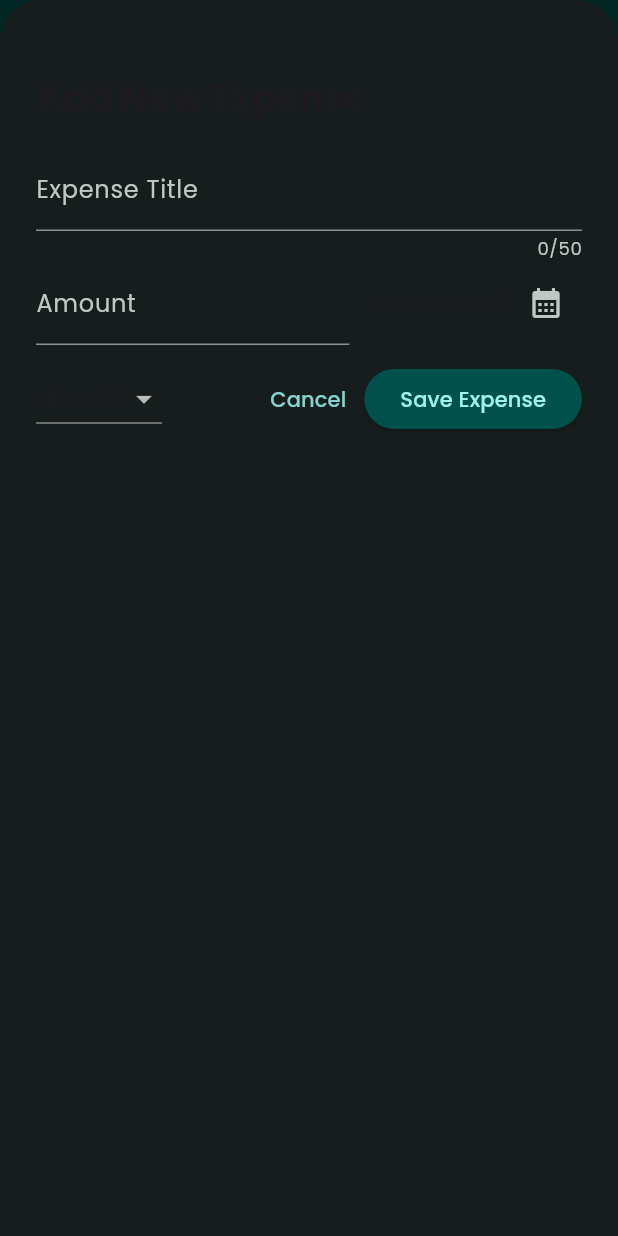
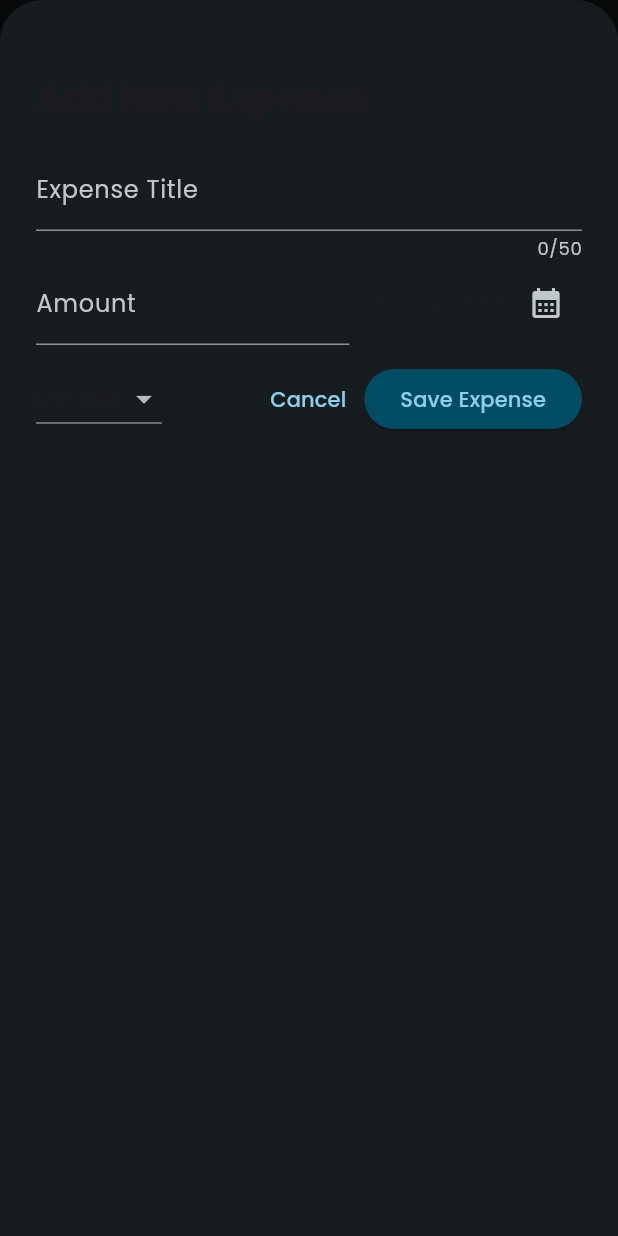
Before and after one commit to atidhira-id/flutter-expense-tracker--app, a Flutter app: the screen it shows after launch, after a tap on the "add" icon, on a phone screen of 412 x 824 dp. Run offline on Flutter 3.47's test engine with Material 3 defaults, Android fonts, the phone set to English and light mode, and no system bars; our stand-ins replace google_fonts.

Commit message:
feat: change color scheme and create buildTheme function

```diff
--- a/lib/main.dart
+++ b/lib/main.dart
@@ -2,14 +2,41 @@ import 'package:flutter/material.dart';
 import 'package:expense_tracker/expenses.dart';
 import 'package:google_fonts/google_fonts.dart';
 
-var kColorScheme = ColorScheme.fromSeed(
-  seedColor: const Color.fromARGB(1, 44, 189, 187),
-);
+var kColorScheme = ColorScheme.fromSeed(seedColor: const Color(0xFF607D8B));
 
 var kDarkColorScheme = ColorScheme.fromSeed(
   brightness: Brightness.dark,
-  seedColor: Color.fromARGB(1, 17, 25, 24),
+  seedColor: Color(0xFF90A4AE),
 );
+
+ThemeData buildTheme(ColorScheme colorScheme) {
+  return ThemeData(
+    colorScheme: colorScheme,
+    scaffoldBackgroundColor: colorScheme.surface,
+    appBarTheme: AppBarTheme().copyWith(
+      backgroundColor: colorScheme.surface,
+      foregroundColor: colorScheme.onSurface,
+    ),
+    cardTheme: CardThemeData().copyWith(
+      color: colorScheme.primaryContainer,
+      margin: EdgeInsets.all(0),
+      shape: RoundedRectangleBorder(borderRadius: BorderRadius.circular(4)),
+    ),
+    elevatedButtonTheme: ElevatedButtonThemeData(
+      style: ElevatedButton.styleFrom(
+        backgroundColor: colorScheme.primaryContainer,
+      ),
+    ),
+    textTheme: GoogleFonts.poppinsTextTheme().copyWith(
+      bodyLarge: GoogleFonts.poppins(color: colorScheme.onSurface),
+      bodySmall: GoogleFonts.poppins(color: colorScheme.onSurface),
+      titleLarge: GoogleFonts.poppins(
+        color: colorScheme.onPrimaryContainer,
+        fontWeight: FontWeight.bold,
+      ),
+    ),
+  );
+}
 
 void main() {
   WidgetsFlutterBinding.ensureInitialized();
@@ -17,66 +44,8 @@ void main() {
     MaterialApp(
       debugShowCheckedModeBanner: false,
       title: 'Expense Tracker App',
-      darkTheme: ThemeData.dark().copyWith(
-        colorScheme: kDarkColorScheme,
-        appBarTheme: AppBarTheme().copyWith(
-          backgroundColor: kDarkColorScheme.primaryContainer,
-          foregroundColor: kDarkColorScheme.onPrimaryContainer,
-        ),
-        cardTheme: CardThemeData().copyWith(
-          color: kDarkColorScheme.secondaryContainer,
-          margin: EdgeInsets.all(0),
-          shape: RoundedRectangleBorder(
-            side: BorderSide(
-              color: kDarkColorScheme.secondaryContainer,
-              width: 1,
-            ),
-            borderRadius: BorderRadius.circular(4),
-          ),
-        ),
-        elevatedButtonTheme: ElevatedButtonThemeData(
-          style: ElevatedButton.styleFrom(
-            backgroundColor: kDarkColorScheme.primaryContainer,
-            foregroundColor: kDarkColorScheme.onPrimaryContainer,
-          ),
-        ),
-        textTheme: GoogleFonts.poppinsTextTheme().copyWith(
-          bodyLarge: GoogleFonts.poppins(color: kDarkColorScheme.onSurface),
-          bodySmall: GoogleFonts.poppins(color: kDarkColorScheme.onSurface),
-          titleLarge: GoogleFonts.poppins(
-            color: kDarkColorScheme.onPrimaryContainer,
-            fontWeight: FontWeight.bold,
-          ),
-        ),
-      ),
-      theme: ThemeData().copyWith(
-        colorScheme: kColorScheme,
-        appBarTheme: AppBarTheme().copyWith(
-          backgroundColor: kColorScheme.onPrimaryContainer,
-          foregroundColor: kColorScheme.primaryContainer,
-        ),
-        cardTheme: CardThemeData().copyWith(
-          color: kColorScheme.secondaryContainer,
-          margin: EdgeInsets.all(0),
-          shape: RoundedRectangleBorder(
-            side: BorderSide(color: kColorScheme.secondaryContainer, width: 1),
-            borderRadius: BorderRadius.circular(4),
-          ),
-        ),
-        elevatedButtonTheme: ElevatedButtonThemeData(
-          style: ElevatedButton.styleFrom(
-            backgroundColor: kColorScheme.primaryContainer,
-          ),
-        ),
-        textTheme: GoogleFonts.poppinsTextTheme().copyWith(
-          bodyLarge: GoogleFonts.poppins(color: kColorScheme.onSurface),
-          bodySmall: GoogleFonts.poppins(color: kColorScheme.onSurface),
-          titleLarge: GoogleFonts.poppins(
-            color: kColorScheme.onPrimaryContainer,
-            fontWeight: FontWeight.bold,
-          ),
-        ),
-      ),
+      darkTheme: buildTheme(kDarkColorScheme),
+      theme: buildTheme(kColorScheme),
       themeMode: ThemeMode.dark,
       home: Expenses(),
     ),
```
